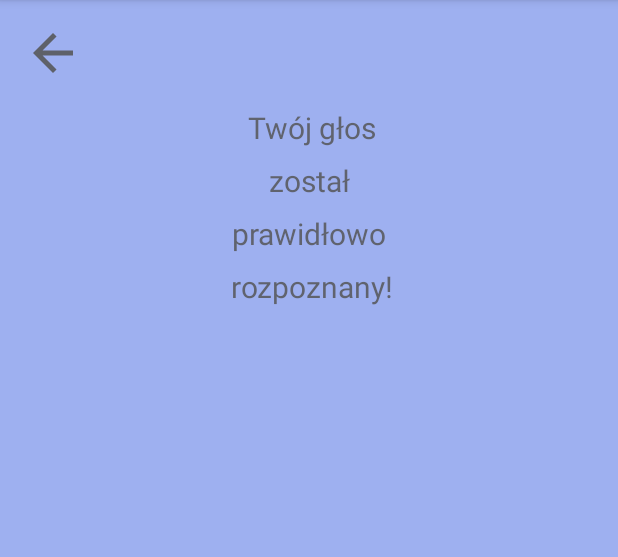
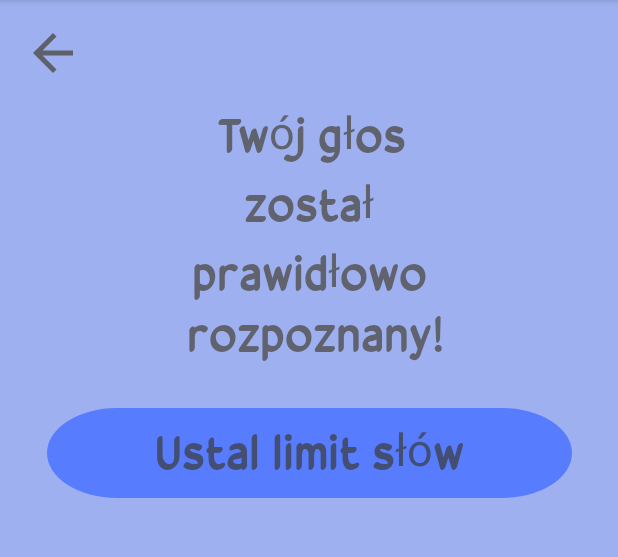
Before and after one commit to Joanna49/TiredTalker, an Android app: the fragment Rozpoznanie shown on its own in the app's theme, on a phone screen of 412 x 824 dp, the part 84-641 px from its top. Run offline under Robolectric (Android 15) with nearby library versions, the phone set to English and light mode, and no system bars.

Commit message:
Limit słów, poprawienie kolorów,fragmenty nagrywanie i rozpoznanie.

```diff
--- a/app/src/main/java/com/maciejka/tiredtalker/Rozpoznanie.kt
+++ b/app/src/main/java/com/maciejka/tiredtalker/Rozpoznanie.kt
@@ -36,8 +36,12 @@ class Rozpoznanie : Fragment() {
             pokazFragment(Menu())
 
         }
+        binding.buttonLimit.setOnClickListener {
+            pokazFragment(Limit())
+        }
 
     }
+
 
     private fun pokazFragment(fragment: Fragment) {
         val fragmentTransaction = parentFragmentManager.beginTransaction()
--- a/app/src/main/java/com/maciejka/tiredtalker/nagrywanie_active.kt
+++ b/app/src/main/java/com/maciejka/tiredtalker/nagrywanie_active.kt
@@ -40,7 +40,7 @@ class nagrywanie_active : Fragment() {
         }
 
         binding.nagrywanieBtn.setOnClickListener {
-            Toast.makeText(requireContext(), "Naciśnięte", Toast.LENGTH_SHORT).show()
+            Toast.makeText(requireContext(), "Nagrywanie jest już włączone", Toast.LENGTH_SHORT).show()
 
         }
 
--- /dev/null
+++ b/app/src/main/res/drawable/rect_rounded.xml
@@ -0,0 +1,18 @@
+<?xml version="1.0" encoding="utf-8"?>
+<vector xmlns:android="http://schemas.android.com/apk/res/android"
+    android:width="180dp"
+    android:height="48dp"
+    android:viewportWidth="180"
+    android:viewportHeight="48">
+
+    <path
+        android:fillColor="@color/light_blue_600"
+        android:pathData="
+            M24,0
+            h132
+            a24,24 0 0 1 0,48
+            h-132
+            a24,24 0 0 1 0,-48
+            z" />
+
+</vector>
--- a/app/src/main/res/layout/fragment_ekran_powitalny.xml
+++ b/app/src/main/res/layout/fragment_ekran_powitalny.xml
@@ -41,7 +41,8 @@
         app2:layout_constraintVertical_bias="0.405"
         app:layout_constraintEnd_toEndOf="parent"
         app:layout_constraintStart_toStartOf="parent"
-        app:layout_constraintVertical_bias="0.1" />
+        app:layout_constraintVertical_bias="0.1"
+        android:fontFamily="@font/font_family"/>
 
     <TextView
         android:id="@+id/welcomeText2"
@@ -56,7 +57,8 @@
         app2:layout_constraintTop_toBottomOf="@+id/welcomeText"
         app:layout_constraintEnd_toEndOf="parent"
         app:layout_constraintStart_toStartOf="parent"
-        app:layout_constraintVertical_bias="0.1" />
+        app:layout_constraintVertical_bias="0.1"
+        android:fontFamily="@font/font_family"/>
 
 
 </androidx.constraintlayout.widget.ConstraintLayout>
--- a/app/src/main/res/layout/fragment_rozpoznanie.xml
+++ b/app/src/main/res/layout/fragment_rozpoznanie.xml
@@ -24,11 +24,12 @@
         android:layout_marginTop="16dp"
         android:text="Twój głos"
         android:textColor="@color/brown"
-        android:textSize="20sp"
+        android:textSize="30sp"
         app:layout_constraintEnd_toEndOf="parent"
         app:layout_constraintHorizontal_bias="0.508"
         app:layout_constraintStart_toStartOf="parent"
-        app:layout_constraintTop_toBottomOf="@id/backButton" />
+        app:layout_constraintTop_toBottomOf="@id/backButton"
+        android:fontFamily="@font/font_family"/>
 
     <!-- Opis 2 -->
     <TextView
@@ -37,11 +38,12 @@
         android:layout_height="wrap_content"
         android:text="został"
         android:textColor="@color/brown"
-        android:textSize="20sp"
         app:layout_constraintTop_toBottomOf="@id/titleText"
         app:layout_constraintStart_toStartOf="parent"
         app:layout_constraintEnd_toEndOf="parent"
-        android:layout_marginTop="8dp" />
+        android:layout_marginTop="8dp"
+        android:fontFamily="@font/font_family"
+        android:textSize="30sp"/>
 
     <!-- Opis 3 -->
     <TextView
@@ -50,7 +52,8 @@
         android:layout_height="wrap_content"
         android:text="prawidłowo"
         android:textColor="@color/brown"
-        android:textSize="20sp"
+        android:fontFamily="@font/font_family"
+        android:textSize="30sp"
         app:layout_constraintTop_toBottomOf="@id/descriptionText"
         app:layout_constraintStart_toStartOf="parent"
         app:layout_constraintEnd_toEndOf="parent"
@@ -63,11 +66,40 @@
         android:layout_height="wrap_content"
         android:text=" rozpoznany!"
         android:textColor="@color/brown"
-        android:textSize="20sp"
+        android:fontFamily="@font/font_family"
+        android:textSize="30sp"
         app:layout_constraintTop_toBottomOf="@id/Text3"
         app:layout_constraintStart_toStartOf="parent"
         app:layout_constraintEnd_toEndOf="parent"
         android:layout_marginTop="8dp" />
 
+    <FrameLayout
+        android:id="@+id/buttonContainer2"
+        android:layout_width="350dp"
+        android:layout_height="60dp"
+        app:layout_constraintTop_toBottomOf="@id/Text4"
+        app:layout_constraintStart_toStartOf="parent"
+        app:layout_constraintEnd_toEndOf="parent"
+        android:layout_marginTop="30dp">
+
+        <ImageButton
+            android:id="@+id/buttonLimit"
+            android:layout_width="match_parent"
+            android:layout_height="match_parent"
+            android:background="@drawable/rect_rounded"
+            android:scaleType="fitXY"
+            android:padding="0dp"
+            android:clickable="true"
+            android:focusable="true" />
+
+        <TextView
+            android:layout_width="match_parent"
+            android:layout_height="match_parent"
+            android:text="Ustal limit słów"
+            android:textColor="@color/brown"
+            android:textSize="30sp"
+            android:gravity="center"
+            android:fontFamily="@font/font_family"/>
+    </FrameLayout>
 
 </androidx.constraintlayout.widget.ConstraintLayout>
--- a/app/src/main/res/values/colors.xml
+++ b/app/src/main/res/values/colors.xml
@@ -6,7 +6,8 @@
     <color name="light_blue">#9EB0F0</color>
     <color name="light_blue_50">#FFE1F5FE</color>
     <color name="light_blue_200">#FF81D4FA</color>
-    <color name="light_blue_600">#FF039BE5</color>
+    <color name="light_blue_400">#FF039BE5</color>
+    <color name="light_blue_600">#577CFD</color>
     <color name="light_blue_900">#FF01579B</color>
 
     /*Niepotrzbne kolory*/
```
Also changed, not shown: app/src/main/java/com/maciejka/tiredtalker/Limit.kt (added, +72 -0 lines), app/src/main/java/com/maciejka/tiredtalker/Menu.kt (+9 -4 lines), app/src/main/res/layout/fragment_limit.xml (added, +102 -0 lines), app/src/main/res/layout/fragment_menu.xml (+126 -79 lines).
